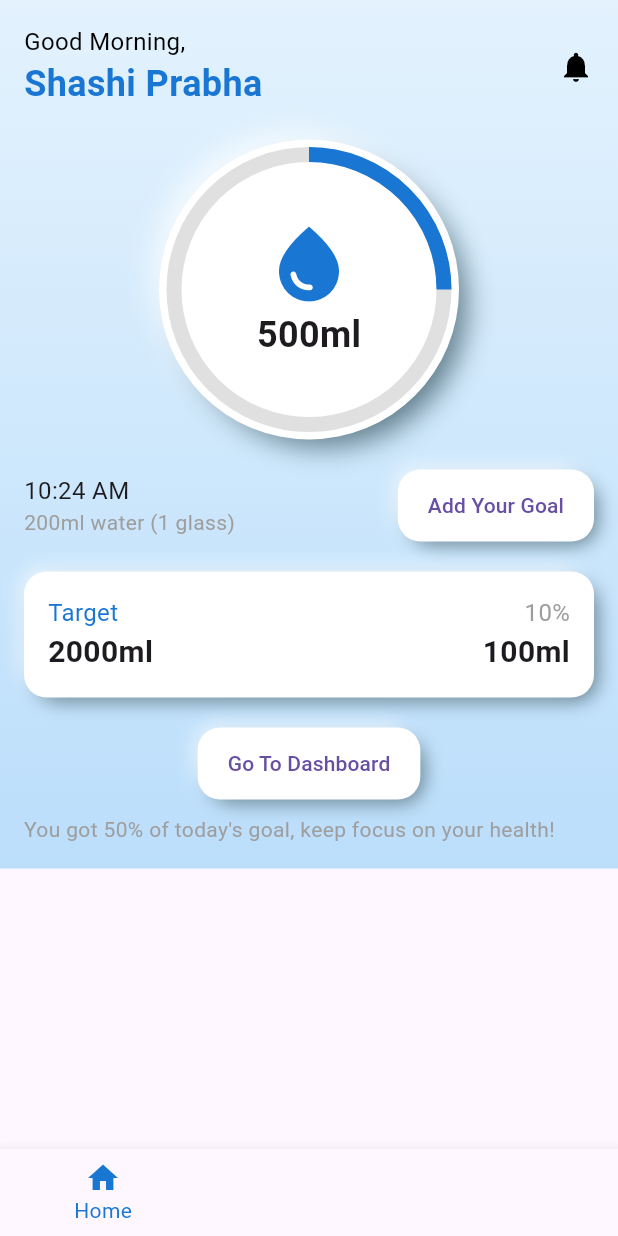
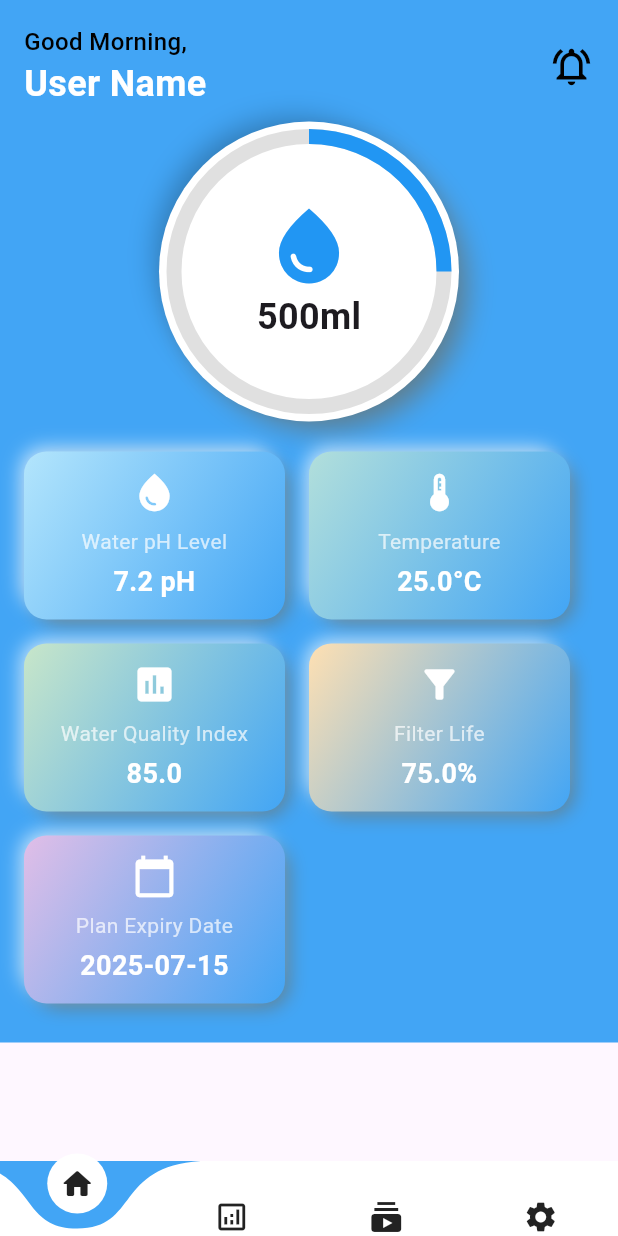
Before and after one commit to WednesdaySP/ropay_app, a Flutter app: the HomePage screen opened by its route, on a phone screen of 412 x 824 dp. Run offline on Flutter 3.47's test engine with Material 3 defaults, Android fonts, the phone set to English and light mode, and no system bars; drawn by our look-alikes of curved_navigation_bar; our stand-ins replace get.

Commit message:
basic app ui created

```diff
--- a/lib/pages/device_selection/device_selection_screen.dart
+++ b/lib/pages/device_selection/device_selection_screen.dart
@@ -123,7 +123,9 @@ class DeviceSelectionPage extends StatelessWidget {
       appBar: AppBar(
         title: const Text('Select Device', style: TextStyle(color: Colors.white)),
         backgroundColor: primaryBlue,
+        centerTitle: true,
         elevation: 0,
+        automaticallyImplyLeading: false,
       ),
       body: Container(
         decoration: const BoxDecoration(
--- a/lib/pages/home_screen/home_controller.dart
+++ b/lib/pages/home_screen/home_controller.dart
@@ -3,17 +3,33 @@ import 'package:get/get.dart';
 class HomeController extends GetxController {
   final currentIntake = 500.0.obs;
   final targetIntake = 2000.0.obs;
-  final lastIntakeTime = '10:24 AM'.obs; // Updated to current time
-  final lastIntakeAmount = 200.0.obs;
+  final lastIntakeTime = '10:24 AM'.obs;
+  final lastIntakeAmount = 250.0.obs;
   final lastIntakeGlasses = 1.obs;
 
+  // IoT Data from RoPay Device
+  final waterPhLevel = 7.2.obs; // Example pH value
+  final temperature = 25.0.obs; // Example temperature in °C
+  final waterQualityIndex = 85.0.obs; // Example quality index (0-100)
+  final filterLife = 75.0.obs; // Example filter life percentage
+  final planExpiryDate = '2025-07-15'.obs; // Example expiry date
+
   void addGoal() {
-    final newIntake = currentIntake.value + 250.0; // Adjusted to 250ml per glass
+    final newIntake = currentIntake.value + 250.0;
     if (newIntake <= targetIntake.value) {
       currentIntake.value = newIntake;
       lastIntakeTime.value = DateTime.now().toString().split(' ')[1].substring(0, 5);
       lastIntakeAmount.value = 250.0;
-      lastIntakeGlasses.value = (250 / 250).toInt(); // 1 glass per 250ml
+      lastIntakeGlasses.value = (250 / 250).toInt();
     }
   }
+
+  // Simulate IoT data updates (replace with actual device data fetching)
+  void updateIoTData() {
+    waterPhLevel.value = 7.1 + (DateTime.now().second % 10) / 10; // Simulated fluctuation
+    temperature.value = 25.0 + (DateTime.now().minute % 5); // Simulated fluctuation
+    waterQualityIndex.value = 85.0 + (DateTime.now().second % 15); // Simulated fluctuation
+    filterLife.value = 75.0 - (DateTime.now().minute % 10); // Simulated decrease
+    // Plan expiry date remains static for now
+  }
 }
--- a/lib/pages/home_screen/home_screen.dart
+++ b/lib/pages/home_screen/home_screen.dart
@@ -1,7 +1,9 @@
+import 'package:curved_navigation_bar/curved_navigation_bar.dart';
 import 'package:flutter/material.dart';
 import 'package:get/get.dart';
 import 'package:ropay_app/constants/colors.dart';
 import 'package:ropay_app/pages/home_screen/home_controller.dart';
+import 'package:ropay_app/widgets/iot_data_card.dart';
 
 class HomePage extends StatelessWidget {
   const HomePage({super.key});
@@ -13,12 +15,13 @@ class HomePage extends StatelessWidget {
     return SafeArea(
       child: Scaffold(
         body: Container(
-          decoration: const BoxDecoration(
-            gradient: LinearGradient(
-            begin: Alignment.topCenter,
-            end: Alignment.bottomCenter,
-            colors: [Color(0xFFE3F2FD), Color(0xFFBBDEFB)], // Light blue gradient for light theme
-          ),
+          decoration: BoxDecoration(
+            color: accentBlue
+            // gradient: LinearGradient(
+            //   begin: Alignment.topCenter,
+            //   end: Alignment.bottomCenter,
+            //   colors: [Colors.lightBlue[100]!, accentBlue],
+            // ),
           ),
           child: SingleChildScrollView(
             padding: const EdgeInsets.all(16.0),
@@ -33,24 +36,24 @@ class HomePage extends StatelessWidget {
                       children: [
                         Text(
                           'Good Morning,',
-                          style: TextStyle(fontSize: 16, color: black),
+                          style: TextStyle(fontSize: 16, color: black,fontWeight: FontWeight.w500),
                         ),
                         Text(
-                          'Shashi Prabha',
-                          style: TextStyle(fontSize: 24, fontWeight: FontWeight.bold, color: primaryBlue),
+                          'User Name',
+                          style: TextStyle(fontSize: 24, fontWeight: FontWeight.bold, color: white),
                         ),
                       ],
                     ),
-                    Icon(Icons.notifications, color: black),
+                    Icon(Icons.notifications_active_outlined, color: black,size: 30,),
                   ],
                 ),
-                const SizedBox(height: 20),
+                const SizedBox(height: 8),
                 Center(
                   child: Container(
                     width: 200,
                     height: 200,
                     decoration: BoxDecoration(
-                      color: Colors.white,
+                      color: white,
                       borderRadius: BorderRadius.circular(100),
                       boxShadow: const [
                         BoxShadow(
@@ -60,10 +63,10 @@ class HomePage extends StatelessWidget {
                           spreadRadius: -5,
                         ),
                         BoxShadow(
-                          color: Colors.white70,
+                          color: Colors.black26,
                           offset: Offset(-10, -10),
                           blurRadius: 15,
-                          spreadRadius: -5,
+                          spreadRadius: -8,
                         ),
                       ],
                     ),
@@ -77,13 +80,13 @@ class HomePage extends StatelessWidget {
                             value: controller.currentIntake.value / controller.targetIntake.value,
                             strokeWidth: 10,
                             backgroundColor: Colors.grey[300],
-                            valueColor: const AlwaysStoppedAnimation<Color>(primaryBlue),
+                            valueColor: const AlwaysStoppedAnimation<Color>(Colors.blue),
                           ),
                         ),
                         Column(
                           mainAxisSize: MainAxisSize.min,
                           children: [
-                            const Icon(Icons.water_drop, size: 60, color: primaryBlue),
+                            const Icon(Icons.water_drop, size: 60, color: Colors.blue),
                             Obx(() => Text(
                                   '${controller.currentIntake.value.toInt()}ml',
                                   style: const TextStyle(fontSize: 24, fontWeight: FontWeight.bold),
@@ -94,98 +97,130 @@ class HomePage extends StatelessWidget {
                     ),
                   ),
                 ),
+
                 const SizedBox(height: 20),
-                Row(
-                  mainAxisAlignment: MainAxisAlignment.spaceBetween,
+                // Container(
+                //   padding: const EdgeInsets.all(16.0),
+                //   decoration: BoxDecoration(
+                //     color: white,
+                //     borderRadius: BorderRadius.circular(15),
+                //     boxShadow: const [
+                //       BoxShadow(
+                //         color: Colors.blueGrey,
+                //         offset: Offset(5, 5),
+                //         blurRadius: 10,
+                //         spreadRadius: -3,
+                //       ),
+                //       BoxShadow(
+                //         color: Colors.white70,
+                //         offset: Offset(-5, -5),
+                //         blurRadius: 10,
+                //         spreadRadius: -3,
+                //       ),
+                //     ],
+                //   ),
+                //   child: const Row(
+                //     mainAxisAlignment: MainAxisAlignment.spaceBetween,
+                //     children: [
+                //       Column(
+                //         crossAxisAlignment: CrossAxisAlignment.start,
+                //         children: [
+                //           Text('Target', style: TextStyle(fontSize: 16, color: primaryBlue)),
+                //           Text('2000ml', style: TextStyle(fontSize: 20, fontWeight: FontWeight.bold)),
+                //         ],
+                //       ),
+                //       Column(
+                //         crossAxisAlignment: CrossAxisAlignment.end,
+                //         children: [
+                //           Text('10%', style: TextStyle(fontSize: 16, color: Colors.grey)),
+                //           Text('100ml', style: TextStyle(fontSize: 20, fontWeight: FontWeight.bold)),
+                //         ],
+                //       ),
+                //     ],
+                //   ),
+                // ),
+                // const SizedBox(height: 20),
+                // Center(
+                //   child: _buildNeumorphicButton(
+                //     onPressed: () {},
+                //     child: const Text('Go To Dashboard',style: TextStyle(
+                //       color: white,
+                //       fontSize: 14
+                //     ),),
+                //   ),
+                // ),
+                //const SizedBox(height: 20),
+                // Dynamic IoT Data Cards
+                Wrap(
+                  spacing: 16.0,
+                  runSpacing: 16.0,
                   children: [
-                    Column(
-                      crossAxisAlignment: CrossAxisAlignment.start,
-                      children: [
-                        Obx(() => Text(
-                              '${controller.lastIntakeTime.value}',
-                              style: const TextStyle(fontSize: 16),
-                            )),
-                        Obx(() => Text(
-                              '${controller.lastIntakeAmount.value.toInt()}ml water (${controller.lastIntakeGlasses.value} glass${controller.lastIntakeGlasses.value == 1 ? '' : 'es'})',
-                              style: const TextStyle(fontSize: 14, color: Colors.grey),
-                            )),
-                      ],
+                    IoTDataCard(
+                      title: 'Water pH Level',
+                      value: '${controller.waterPhLevel.value} pH',
+                      icon: Icons.water_drop,
+                      gradientColors: [Colors.lightBlue[100]!, accentBlue],
                     ),
-                    _buildNeumorphicButton(
-                      onPressed: () => controller.addGoal(),
-                      child: const Text('Add Your Goal'),
+                    IoTDataCard(
+                      title: 'Temperature',
+                      value: '${controller.temperature.value}°C',
+                      icon: Icons.thermostat,
+                      gradientColors: [Colors.teal[100]!, accentBlue],
+                    ),
+                    IoTDataCard(
+                      title: 'Water Quality Index',
+                      value: '${controller.waterQualityIndex.value}',
+                      icon: Icons.assessment,
+                      gradientColors: [Colors.green[100]!, accentBlue],
+                    ),
+                    IoTDataCard(
+                      title: 'Filter Life',
+                      value: '${controller.filterLife.value}%',
+                      icon: Icons.filter_alt,
+                      gradientColors: [Colors.orange[100]!, accentBlue],
+                    ),
+                    IoTDataCard(
+                      title: 'Plan Expiry Date',
+                      value: controller.planExpiryDate.value,
+                      icon: Icons.calendar_today,
+                      gradientColors: [Colors.purple[100]!, accentBlue],
                     ),
                   ],
                 ),
-                const SizedBox(height: 20),
-                Container(
-                  padding: const EdgeInsets.all(16.0),
-                  decoration: BoxDecoration(
-                    color: Colors.white,
-                    borderRadius: BorderRadius.circular(15),
-                    boxShadow: const [
-                      BoxShadow(
-                        color: Colors.blueGrey,
-                        offset: Offset(5, 5),
-                        blurRadius: 10,
-                        spreadRadius: -3,
-                      ),
-                      BoxShadow(
-                        color: Colors.white70,
-                        offset: Offset(-5, -5),
-                        blurRadius: 10,
-                        spreadRadius: -3,
-                      ),
-                    ],
-                  ),
-                  child: const Row(
-                    mainAxisAlignment: MainAxisAlignment.spaceBetween,
-                    children: [
-                      Column(
-                        crossAxisAlignment: CrossAxisAlignment.start,
-                        children: [
-                          Text('Target', style: TextStyle(fontSize: 16, color: primaryBlue)),
-                          Text('2000ml', style: TextStyle(fontSize: 20, fontWeight: FontWeight.bold)),
-                        ],
-                      ),
-                      Column(
-                        crossAxisAlignment: CrossAxisAlignment.end,
-                        children: [
-                          Text('10%', style: TextStyle(fontSize: 16, color: Colors.grey)),
-                          Text('100ml', style: TextStyle(fontSize: 20, fontWeight: FontWeight.bold)),
-                        ],
-                      ),
-                    ],
-                  ),
-                ),
-                const SizedBox(height: 20),
-                Center(
-                  child: _buildNeumorphicButton(
-                    onPressed: () {},
-                    child: const Text('Go To Dashboard'),
-                  ),
-                ),
                 const SizedBox(height: 10),
-                const Text(
-                  'You got 50% of today\'s goal, keep focus on your health!',
-                  textAlign: TextAlign.center,
-                  style: TextStyle(fontSize: 14, color: Colors.grey),
-                ),
+
               ],
             ),
           ),
         ),
-        bottomNavigationBar: BottomNavigationBar(
+      bottomNavigationBar: CurvedNavigationBar(
+          backgroundColor: accentBlue,
+          height: 50,
           items: const [
-            BottomNavigationBarItem(icon: Icon(Icons.home), label: 'Home'),
-            BottomNavigationBarItem(icon: Icon(Icons.analytics), label: 'Analysis'),
-            BottomNavigationBarItem(icon: Icon(Icons.settings), label: 'Settings'),
-            BottomNavigationBarItem(icon: Icon(Icons.person), label: 'Profile'),
+            Icon(Icons.home_rounded, semanticLabel: 'Home'),
+            Icon(Icons.analytics_outlined, semanticLabel: 'Analytics'),
+            Icon(Icons.subscriptions, semanticLabel: 'Subscriptions'),
+            Icon(Icons.settings, semanticLabel: 'Settings'),
           ],
-          currentIndex: 0,
-          selectedItemColor: primaryBlue,
-          onTap: (index) {},
+          onTap: (index) {
+            switch (index) {
+              case 0:
+                Get.toNamed('/home'); // Already on Home, optional refresh
+                break;
+              case 1:
+                Get.toNamed('/analytics');
+                break;
+              case 2:
+                Get.toNamed('/subscriptions');
+                break;
+              case 3:
+                Get.toNamed('/settings');
+                break;
+            }
+          },
         ),
+
+
       ),
     );
   }
@@ -193,13 +228,19 @@ class HomePage extends StatelessWidget {
   Widget _buildNeumorphicButton({required VoidCallback onPressed, required Widget child}) {
     return Container(
       decoration: BoxDecoration(
-        color: Colors.white,
-        borderRadius: BorderRadius.circular(15),
+
+        gradient: LinearGradient(colors: [
+       Colors.purple[100]!,
+        accentBlue,
+        ],begin: Alignment.topLeft,
+        end: Alignment.bottomRight
+        ),
+        borderRadius: BorderRadius.circular(12),
         boxShadow: const [
           BoxShadow(
             color: Colors.blueGrey,
             offset: Offset(5, 5),
-            blurRadius: 10,
+            blurRadius: 5,
             spreadRadius: -3,
           ),
           BoxShadow(
--- /dev/null
+++ b/lib/routes/app_routes.dart
@@ -0,0 +1,27 @@
+import 'package:get/get.dart';
+import 'package:ropay_app/pages/analytics/analytics_page.dart';
+import 'package:ropay_app/pages/device_selection/device_selection_screen.dart';
+import 'package:ropay_app/pages/home_screen/home_screen.dart';
+import 'package:ropay_app/pages/login_screen/login_screen.dart';
+import 'package:ropay_app/pages/register/register_screen.dart';
+import 'package:ropay_app/pages/settings/settings_screen.dart';
+import 'package:ropay_app/pages/subscription/subscription_page.dart';
+abstract class AppRoutes {
+  static const register = '/register';
+  static const login = '/login';
+  static const home = '/home';
+  static const deviceSelection = '/device-selection';
+  static const analytics = '/analytics';
+  static const subscriptions = '/subscriptions';
+  static const settings = '/settings';
+
+  static final routes = [
+    GetPage(name: register, page: () => const RegisterPage()),
+    GetPage(name: login, page: () => const LoginPage()),
+    GetPage(name: home, page: () => const HomePage()),
+    GetPage(name: deviceSelection, page: () => const DeviceSelectionPage()),
+    GetPage(name: analytics, page: () => const AnalyticsPage()),
+    GetPage(name: subscriptions, page: () => const SubscriptionsPage()),
+    GetPage(name: settings, page: () => const SettingsPage()),
+  ];
+}
--- /dev/null
+++ b/lib/widgets/iot_data_card.dart
@@ -0,0 +1,64 @@
+import 'package:flutter/material.dart';
+
+class IoTDataCard extends StatelessWidget {
+  final String title;
+  final String value;
+  final IconData icon;
+  final List<Color> gradientColors;
+
+  const IoTDataCard({
+    super.key,
+    required this.title,
+    required this.value,
+    required this.icon,
+    required this.gradientColors,
+  });
+
+  @override
+  Widget build(BuildContext context) {
+    return Container(
+      width: (MediaQuery.of(context).size.width - 48) / 2 - 8, // Adjust for padding and spacing
+      padding: const EdgeInsets.all(12.0),
+      decoration: BoxDecoration(
+        gradient: LinearGradient(
+          colors: gradientColors,
+          begin: Alignment.topLeft,
+          end: Alignment.bottomRight,
+        ),
+        borderRadius: BorderRadius.circular(15),
+        boxShadow: const [
+          BoxShadow(
+            color: Colors.blueGrey,
+            offset: Offset(5, 5),
+            blurRadius: 10,
+            spreadRadius: -3,
+          ),
+          BoxShadow(
+            color: Colors.white70,
+            offset: Offset(-5, -5),
+            blurRadius: 10,
+            spreadRadius: -3,
+          ),
+        ],
+      ),
+      child: Column(
+        mainAxisSize: MainAxisSize.min,
+        children: [
+          Icon(icon, size: 30, color: Colors.white),
+          const SizedBox(height: 8),
+          Text(
+            title,
+            style: const TextStyle(fontSize: 14, color: Colors.white70),
+            textAlign: TextAlign.center,
+          ),
+          const SizedBox(height: 4),
+          Text(
+            value,
+            style: const TextStyle(fontSize: 18, fontWeight: FontWeight.bold, color: Colors.white),
+            textAlign: TextAlign.center,
+          ),
+        ],
+      ),
+    );
+  }
+}
--- a/pubspec.yaml
+++ b/pubspec.yaml
@@ -36,6 +36,7 @@ dependencies:
   # Use with the CupertinoIcons class for iOS style icons.
   cupertino_icons: ^1.0.6
   get: ^4.7.2
+  curved_navigation_bar: ^1.0.6
 
 dev_dependencies:
   flutter_test:
```
Also changed, not shown: lib/main.dart (+3 -11 lines), lib/pages/analytics/analytics_page.dart (added, +31 -0 lines), lib/pages/settings/settings_screen.dart (added, +78 -0 lines), lib/pages/subscription/subscription_page.dart (added, +31 -0 lines), lib/widgets/settings_item.dart (added, +50 -0 lines), pubspec.lock, 1 other file.
